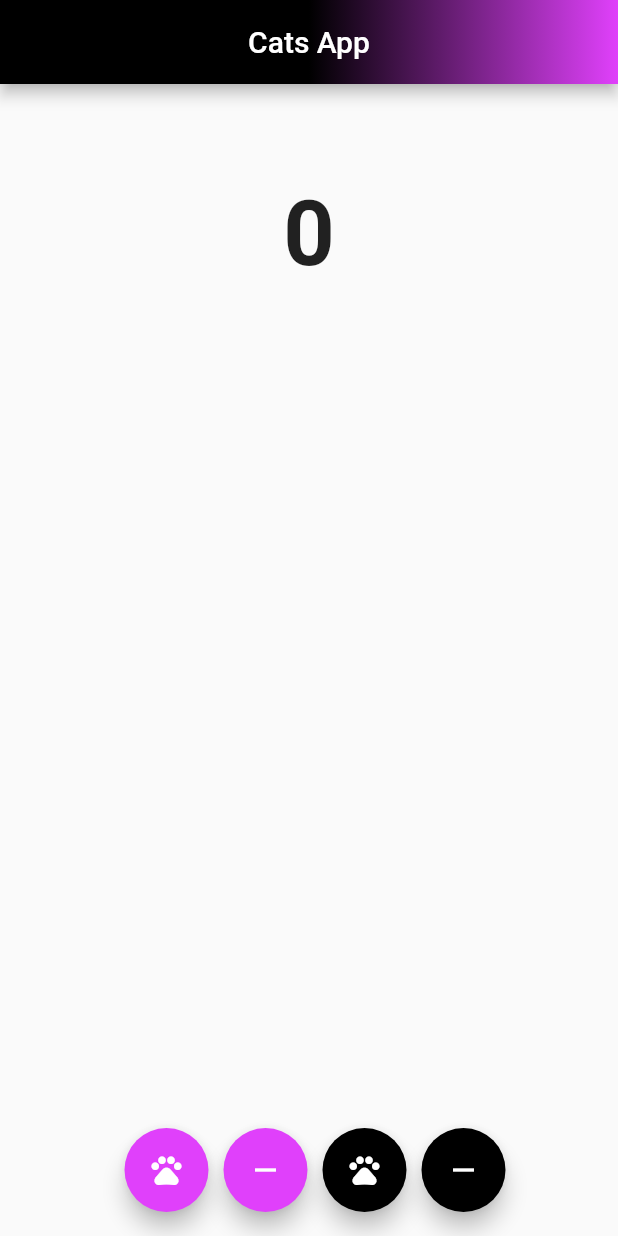
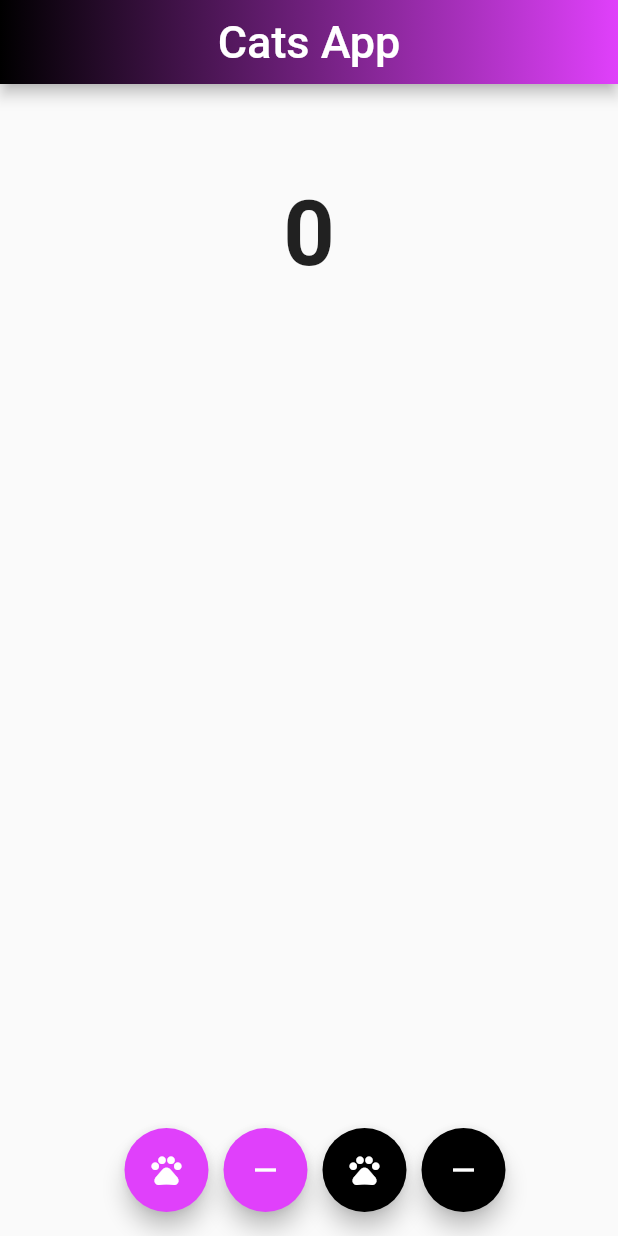
Before and after one commit to NurhayatYurtaslan/Cute_Cats_App, a Flutter app: the screen it shows after launch, on a phone screen of 412 x 824 dp. Run offline on Flutter 3.47's test engine with Material 2 defaults, Android fonts, the light colour scheme and no system bars; our stand-ins replace bloc, equatable, flutter_bloc.

Commit message:
update 🆕: colors

```diff
--- a/cute_cats_app/lib/home_view/bloc/cat_bloc.dart
+++ b/cute_cats_app/lib/home_view/bloc/cat_bloc.dart
@@ -1,5 +1,5 @@
 // ignore: depend_on_referenced_packages
-import 'dart:ffi';
+
 import 'package:bloc/bloc.dart';
 import 'package:cute_cats_app/home_view/cat_view.dart';
 import 'package:equatable/equatable.dart';
--- a/cute_cats_app/lib/main.dart
+++ b/cute_cats_app/lib/main.dart
@@ -47,18 +47,14 @@
   Widget build(BuildContext context) {
     return Scaffold(
       appBar: AppBar(
-        title: const Text('Cats App'),
+        title: const Text('Cats App', style: TextStyle(fontSize: 30)),
         centerTitle: true,
         flexibleSpace: Container(
           decoration: const BoxDecoration(
-            gradient: LinearGradient(
-              begin: Alignment.bottomCenter,
-              end: Alignment.bottomRight,
-              colors: <Color>[
-              Colors.black,
-              Colors.purpleAccent
-            ])
-          ),
+              gradient: LinearGradient(
+                  begin: Alignment.bottomLeft,
+                  end: Alignment.bottomRight,
+                  colors: <Color>[Colors.black, Colors.purpleAccent])),
         ),
       ),
       body: Center(
@@ -112,6 +108,7 @@
         ),
       ),
       floatingActionButton: Row(
+
         mainAxisAlignment: MainAxisAlignment.center,
         children: [
           const SizedBox(
```
